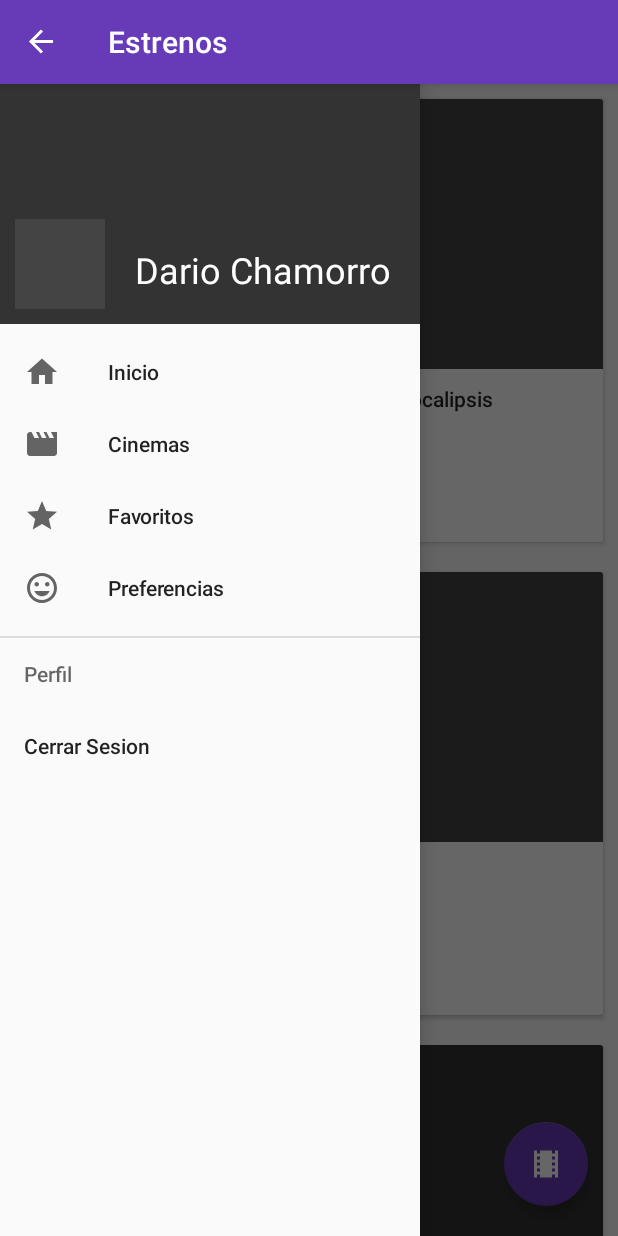
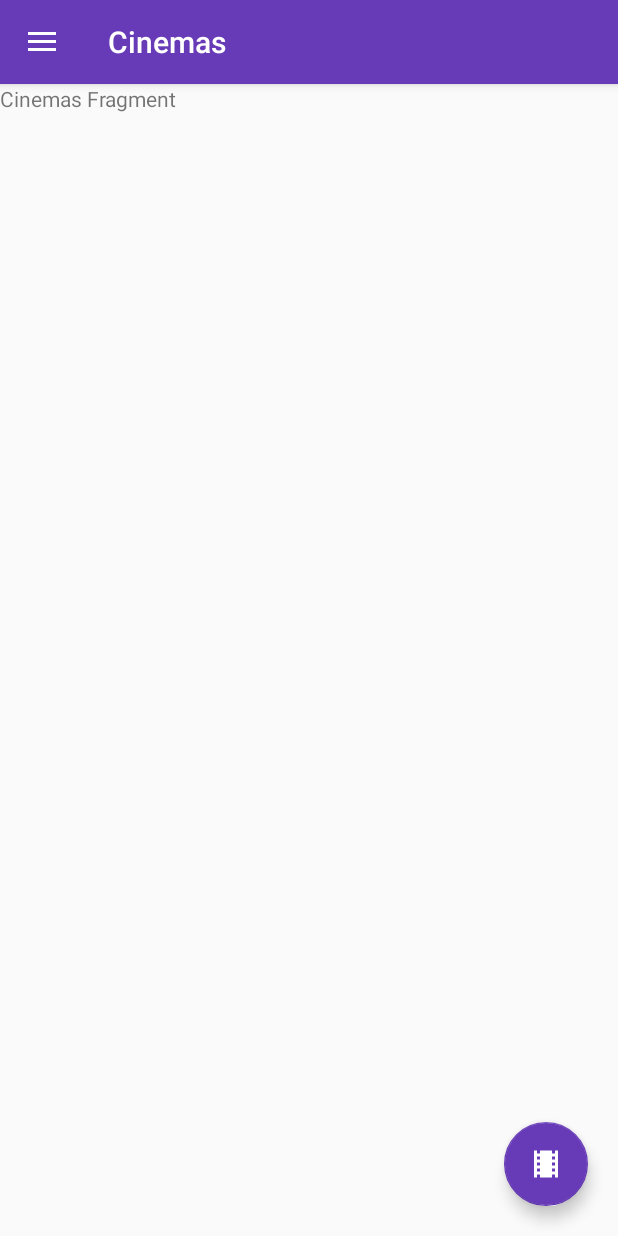
Before and after one commit to milo2005/EstrenosMaterial, an Android app: the screen it shows after launch (MainActivity), in the side drawer, after a tap on "Cinemas", on a phone screen of 412 x 824 dp. Run offline under Robolectric (Android 15) with nearby library versions, the phone set to English and light mode, and no system bars; our stand-ins replace data binding; Roboto replaces fonts that are not available here; 3 statements that could not run were skipped.

Commit message:
Fragments & CoordinatorLayout implemented

```diff
--- a/app/src/main/AndroidManifest.xml
+++ b/app/src/main/AndroidManifest.xml
@@ -2,7 +2,7 @@
 <manifest xmlns:android="http://schemas.android.com/apk/res/android"
     package="movil.estrenos">
 
-    <uses-permission android:name="android.permission.INTERNET"/>
+    <uses-permission android:name="android.permission.INTERNET" />
 
     <application
         android:allowBackup="true"
@@ -17,6 +17,9 @@
                 <category android:name="android.intent.category.LAUNCHER" />
             </intent-filter>
         </activity>
+        <activity android:name=".DetailActivity"
+            android:theme="@style/NoActionBar"
+            ></activity>
     </application>
 
 </manifest>
--- a/app/src/main/java/movil/estrenos/MainActivity.java
+++ b/app/src/main/java/movil/estrenos/MainActivity.java
@@ -1,6 +1,10 @@
 package movil.estrenos;
 
+import android.content.Intent;
 import android.support.annotation.Nullable;
+import android.support.design.widget.NavigationView;
+import android.support.v4.app.Fragment;
+import android.support.v4.app.FragmentTransaction;
 import android.support.v4.widget.DrawerLayout;
 import android.support.v7.app.ActionBarDrawerToggle;
 import android.support.v7.app.AppCompatActivity;
@@ -15,17 +19,22 @@ import java.util.Date;
 import movil.estrenos.adapters.PeliculaAdapter;
 import movil.estrenos.databinding.ActivityMainBinding;
 import movil.estrenos.databinding.HeaderNavBinding;
+import movil.estrenos.fragments.CinemasFragment;
+import movil.estrenos.fragments.HomeFragment;
+import movil.estrenos.models.Item;
 import movil.estrenos.models.Pelicula;
 import movil.estrenos.models.Promocion;
 import movil.estrenos.models.Usuario;
 import movil.estrenos.util.L;
 
-public class MainActivity extends AppCompatActivity implements DrawerLayout.DrawerListener {
+public class MainActivity extends AppCompatActivity implements DrawerLayout.DrawerListener, NavigationView.OnNavigationItemSelectedListener, HomeFragment.OnHomeItemClick {
 
     ActivityMainBinding binding;
     ActionBarDrawerToggle toggle;
 
-    PeliculaAdapter adapter;
+    HomeFragment home;
+    CinemasFragment cinemas;
+
 
     @Override
     protected void onCreate(Bundle savedInstanceState) {
@@ -48,14 +57,15 @@ public class MainActivity extends AppCompatActivity implements DrawerLayout.Draw
                 ,R.string.open_menu, R.string.close_menu);
         binding.drawer.addDrawerListener(this);
 
-        //Configuracion RecyclerView
+        //Fragments
+        home = new HomeFragment();
+        cinemas = new CinemasFragment();
 
-        L.data = new ArrayList<>();
-        adapter = new PeliculaAdapter(this, L.data);
-        binding.recycler.setAdapter(adapter);
-        binding.recycler.setLayoutManager(new LinearLayoutManager(this));
+        putFragment(R.id.container, home);
+        binding.nav.setNavigationItemSelectedListener(this);
+        getSupportActionBar().setTitle(R.string.nav_home);
 
-        loadItems();
+
     }
 
     //region Configuracion Toggle
@@ -93,48 +103,38 @@ public class MainActivity extends AppCompatActivity implements DrawerLayout.Draw
     }
     //endregion
 
-    private void loadItems(){
-        Pelicula p1 = new Pelicula();
-        p1.setNombre("Xmen Apocalipsis");
-        p1.setSinopsis("El regreso de Xmen en la lucha contra Apocalipsis");
-        p1.setDuracion("3:00 h");
-        p1.setFechaEstreno(new Date());
-        p1.setImagen("http://www.fotogramas.es/var/ezflow_site/storage/images/noticias-cine/magneto-tendra-mas-poder-en-x-men-apocalipsis/91263793-1-esl-ES/Magneto-tendra-mas-poder-en-X-Men-Apocalipsis_landscape.jpg");
+    private void putFragment(int container, Fragment fragment){
+        FragmentTransaction ft = getSupportFragmentManager()
+                .beginTransaction();
 
-        Pelicula p2 = new Pelicula();
-        p2.setNombre("Sucide Squad");
-        p2.setDuracion("2:30 h");
-        p2.setFechaEstreno(new Date());
-        p2.setImagen("http://nerdist.com/wp-content/uploads/2016/01/Suicide-Squad-Logo-Wallpaper-suicide-squad-38660575-1440-900.jpg");
-
-        Promocion pr1 = new Promocion();
-        pr1.setEntidad("Royal Films");
-        pr1.setFecha(new Date());
-        pr1.setTitulo("2 X 1");
-        pr1.setImagenEntidad("http://www.apkfree.com/images/app-icon/royal-films-colombia.png");
-        pr1.setImagenPromo("https://pbs.twimg.com/media/BsrI_ZgIYAAJpFL.jpg");
-
-        Pelicula p3 = new Pelicula();
-        p3.setNombre("Conjuro 2");
-        p3.setSinopsis("Revive el terror de la familia Warren");
-        p3.setDuracion("2:45 h");
-        p3.setImagen("http://cdn.colombia.com/sdi/2016/01/08/3fca19db9fa64de1b3f8517b80dbfd38.jpg");
-
-        Promocion pr2 = new Promocion();
-        pr2.setEntidad("Presto");
-        pr2.setFecha(new Date());
-        pr2.setTitulo("Combo Cinema");
-        pr2.setImagenEntidad("http://www.creadictos.com/wp-content/uploads/2015/07/antiguo-logo-presto.jpg?07ce96");
-        pr2.setImagenPromo("http://www.vive.in/recomendados/bogota/articulos/julio2015/IMAGEN/IMAGEN-16161995-2.jpg");
-
-        L.data.add(p1);
-        L.data.add(p2);
-        L.data.add(pr1);
-        L.data.add(p3);
-        L.data.add(pr2);
-
-        adapter.notifyDataSetChanged();
-
+        ft.replace(container, fragment);
+        ft.commit();
     }
 
+    @Override
+    public boolean onNavigationItemSelected(MenuItem item) {
+        switch (item.getItemId()){
+            case R.id.nav_home:
+                getSupportActionBar().setTitle(R.string.nav_home);
+                putFragment(R.id.container, home);
+                break;
+            case R.id.nav_cinemas:
+                getSupportActionBar().setTitle(R.string.nav_cinemas);
+                putFragment(R.id.container, cinemas);
+                break;
+        }
+
+        binding.drawer.closeDrawers();
+
+        return false;
+    }
+
+    @Override
+    public void onHomeClick(int pos, int type) {
+        if(type == Item.TYPE_PELICULA){
+            Intent intent = new Intent(this, DetailActivity.class);
+            intent.putExtra(DetailActivity.EXTRA_POS, pos);
+            startActivity(intent);
+        }
+    }
 }
--- a/app/src/main/java/movil/estrenos/adapters/PeliculaAdapter.java
+++ b/app/src/main/java/movil/estrenos/adapters/PeliculaAdapter.java
@@ -19,14 +19,21 @@ import movil.estrenos.models.Promocion;
  * Created by Dario Chamorro on 11/05/2016.
  */
 public class PeliculaAdapter
-        extends RecyclerView.Adapter<RecyclerView.ViewHolder> {
+        extends RecyclerView.Adapter<RecyclerView.ViewHolder> implements View.OnClickListener {
+
+    public interface OnItemClickAdapter{
+        void onClick(View v);
+    }
 
     Context context;
     List<Item> data;
+    OnItemClickAdapter onItemClickAdapter;
 
-    public PeliculaAdapter(Context context, List<Item> data) {
+    public PeliculaAdapter(Context context, List<Item> data
+            , OnItemClickAdapter onItemClickAdapter) {
         this.context = context;
         this.data = data;
+        this.onItemClickAdapter = onItemClickAdapter;
     }
 
     @Override
@@ -51,10 +58,15 @@ public class PeliculaAdapter
         Item i = data.get(position);
         if(i.getType() == Item.TYPE_PELICULA){
             Pelicula p = (Pelicula) i;
-            ((PeliculaViewHolder) holder).binding.setPelicula(p);
+            PeliculaViewHolder h = (PeliculaViewHolder) holder;
+            h.binding.setPelicula(p);
+            h.binding.getRoot().setOnClickListener(this);
+
         }else{
             Promocion p = (Promocion) i;
-            ((PromocionViewHolder)holder).binding.setPromo(p);
+            PromocionViewHolder h = (PromocionViewHolder) holder;
+            h.binding.setPromo(p);
+            h.binding.getRoot().setOnClickListener(this);
         }
 
     }
@@ -67,6 +79,11 @@ public class PeliculaAdapter
     @Override
     public int getItemViewType(int position) {
         return data.get(position).getType();
+    }
+
+    @Override
+    public void onClick(View v) {
+        onItemClickAdapter.onClick(v);
     }
 
     //region View Holder
--- /dev/null
+++ b/app/src/main/java/movil/estrenos/fragments/CinemasFragment.java
@@ -0,0 +1,30 @@
+package movil.estrenos.fragments;
+
+
+import android.os.Bundle;
+import android.support.v4.app.Fragment;
+import android.view.LayoutInflater;
+import android.view.View;
+import android.view.ViewGroup;
+
+import movil.estrenos.R;
+
+/**
+ * A simple {@link Fragment} subclass.
+ */
+public class CinemasFragment extends Fragment {
+
+
+    public CinemasFragment() {
+        // Required empty public constructor
+    }
+
+
+    @Override
+    public View onCreateView(LayoutInflater inflater, ViewGroup container,
+                             Bundle savedInstanceState) {
+        // Inflate the layout for this fragment
+        return inflater.inflate(R.layout.fragment_cinemas, container, false);
+    }
+
+}
--- /dev/null
+++ b/app/src/main/java/movil/estrenos/fragments/HomeFragment.java
@@ -0,0 +1,110 @@
+package movil.estrenos.fragments;
+
+
+import android.content.Context;
+import android.os.Bundle;
+import android.support.v4.app.Fragment;
+import android.support.v7.widget.LinearLayoutManager;
+import android.view.LayoutInflater;
+import android.view.View;
+import android.view.ViewGroup;
+
+import java.util.ArrayList;
+import java.util.Date;
+
+import movil.estrenos.R;
+import movil.estrenos.adapters.PeliculaAdapter;
+import movil.estrenos.databinding.FragmentHomeBinding;
+import movil.estrenos.models.Pelicula;
+import movil.estrenos.models.Promocion;
+import movil.estrenos.util.L;
+
+/**
+ * A simple {@link Fragment} subclass.
+ */
+public class HomeFragment extends Fragment implements PeliculaAdapter.OnItemClickAdapter {
+
+    public interface OnHomeItemClick{
+        void onHomeClick(int pos, int type);
+    }
+
+    PeliculaAdapter adapter;
+    FragmentHomeBinding binding;
+    OnHomeItemClick onHomeItemClick;
+
+    public HomeFragment() {
+        // Required empty public constructor
+    }
+
+    @Override
+    public void onAttach(Context context) {
+        super.onAttach(context);
+        onHomeItemClick = (OnHomeItemClick) context;
+    }
+
+    @Override
+    public View onCreateView(LayoutInflater inflater, ViewGroup container,
+                             Bundle savedInstanceState) {
+        binding = FragmentHomeBinding
+                .inflate(getLayoutInflater(savedInstanceState));
+        if(savedInstanceState==null)
+            L.data = new ArrayList<>();
+        adapter = new PeliculaAdapter(getContext(), L.data, this);
+        binding.setAdapter(adapter);
+        binding.recycler.setLayoutManager(new LinearLayoutManager(getContext()));
+
+        if(savedInstanceState == null)
+            loadItems();
+        return binding.getRoot();
+    }
+
+    private void loadItems(){
+        Pelicula p1 = new Pelicula();
+        p1.setNombre("Xmen Apocalipsis");
+        p1.setSinopsis("El regreso de Xmen en la lucha contra Apocalipsis");
+        p1.setDuracion("3:00 h");
+        p1.setFechaEstreno(new Date());
+        p1.setImagen("http://www.fotogramas.es/var/ezflow_site/storage/images/noticias-cine/magneto-tendra-mas-poder-en-x-men-apocalipsis/91263793-1-esl-ES/Magneto-tendra-mas-poder-en-X-Men-Apocalipsis_landscape.jpg");
+
+        Pelicula p2 = new Pelicula();
+        p2.setNombre("Sucide Squad");
+        p2.setDuracion("2:30 h");
+        p2.setFechaEstreno(new Date());
+        p2.setImagen("http://nerdist.com/wp-content/uploads/2016/01/Suicide-Squad-Logo-Wallpaper-suicide-squad-38660575-1440-900.jpg");
+
+        Promocion pr1 = new Promocion();
+        pr1.setEntidad("Royal Films");
+        pr1.setFecha(new Date());
+        pr1.setTitulo("2 X 1");
+        pr1.setImagenEntidad("http://www.apkfree.com/images/app-icon/royal-films-colombia.png");
+        pr1.setImagenPromo("https://pbs.twimg.com/media/BsrI_ZgIYAAJpFL.jpg");
+
+        Pelicula p3 = new Pelicula();
+        p3.setNombre("Conjuro 2");
+        p3.setSinopsis("Revive el terror de la familia Warren");
+        p3.setDuracion("2:45 h");
+        p3.setImagen("http://cdn.colombia.com/sdi/2016/01/08/3fca19db9fa64de1b3f8517b80dbfd38.jpg");
+
+        Promocion pr2 = new Promocion();
+        pr2.setEntidad("Presto");
+        pr2.setFecha(new Date());
+        pr2.setTitulo("Combo Cinema");
+        pr2.setImagenEntidad("http://www.creadictos.com/wp-content/uploads/2015/07/antiguo-logo-presto.jpg?07ce96");
+        pr2.setImagenPromo("http://www.vive.in/recomendados/bogota/articulos/julio2015/IMAGEN/IMAGEN-16161995-2.jpg");
+
+        L.data.add(p1);
+        L.data.add(p2);
+        L.data.add(pr1);
+        L.data.add(p3);
+        L.data.add(pr2);
+
+        adapter.notifyDataSetChanged();
+
+    }
+
+    @Override
+    public void onClick(View v) {
+        int pos = binding.recycler.getChildAdapterPosition(v);
+        onHomeItemClick.onHomeClick(pos,L.data.get(pos).getType());
+    }
+}
--- a/app/src/main/res/layout/activity_main.xml
+++ b/app/src/main/res/layout/activity_main.xml
@@ -20,8 +20,8 @@
             android:layout_width="match_parent"
             android:layout_height="match_parent">
 
-            <android.support.v7.widget.RecyclerView
-                android:id="@+id/recycler"
+            <FrameLayout
+                android:id="@+id/container"
                 android:layout_width="match_parent"
                 android:layout_height="match_parent"/>
 
--- /dev/null
+++ b/app/src/main/res/layout/fragment_cinemas.xml
@@ -0,0 +1,13 @@
+<FrameLayout xmlns:android="http://schemas.android.com/apk/res/android"
+    xmlns:tools="http://schemas.android.com/tools"
+    android:layout_width="match_parent"
+    android:layout_height="match_parent"
+    tools:context="movil.estrenos.fragments.CinemasFragment">
+
+
+    <TextView
+        android:layout_width="match_parent"
+        android:layout_height="match_parent"
+        android:text="Cinemas Fragment" />
+
+</FrameLayout>
--- a/app/src/main/res/layout/template_pelicula.xml
+++ b/app/src/main/res/layout/template_pelicula.xml
@@ -12,6 +12,7 @@
     </data>
 
     <FrameLayout
+
         android:layout_width="match_parent"
         android:layout_height="wrap_content"
         >
@@ -26,6 +27,7 @@
                 android:layout_width="match_parent" android:layout_height="wrap_content">
 
                 <ImageView
+
                     android:id="@+id/img"
                     android:layout_width="match_parent"
                     android:layout_height="@dimen/img_H"
--- a/app/src/main/res/values/strings.xml
+++ b/app/src/main/res/values/strings.xml
@@ -9,4 +9,7 @@
     <string name="nav_logout">Cerrar Sesion</string>
     <string name="open_menu">Opciones de Estrenos</string>
     <string name="close_menu">Opciones cerradas</string>
+
+    <!-- TODO: Remove or change this placeholder text -->
+    <string name="hello_blank_fragment">Hello blank fragment</string>
 </resources>
--- a/app/src/main/res/values/styles.xml
+++ b/app/src/main/res/values/styles.xml
@@ -8,4 +8,10 @@
         <item name="colorAccent">@color/colorAccent</item>
     </style>
 
+    <style name="NoActionBar" parent="Theme.AppCompat.Light.NoActionBar">
+        <item name="colorPrimary">@color/colorPrimary</item>
+        <item name="colorPrimaryDark">@color/colorPrimaryDark</item>
+        <item name="colorAccent">@color/colorAccent</item>
+    </style>
+
 </resources>
```
Also changed, not shown: app/build.gradle (+6 -5 lines), app/src/main/java/movil/estrenos/DetailActivity.java (added, +15 -0 lines), app/src/main/res/layout/activity_detail.xml (added, +40 -0 lines), app/src/main/res/layout/content_detail.xml (added, +23 -0 lines), app/src/main/res/layout/fragment_home.xml (added, +25 -0 lines).
